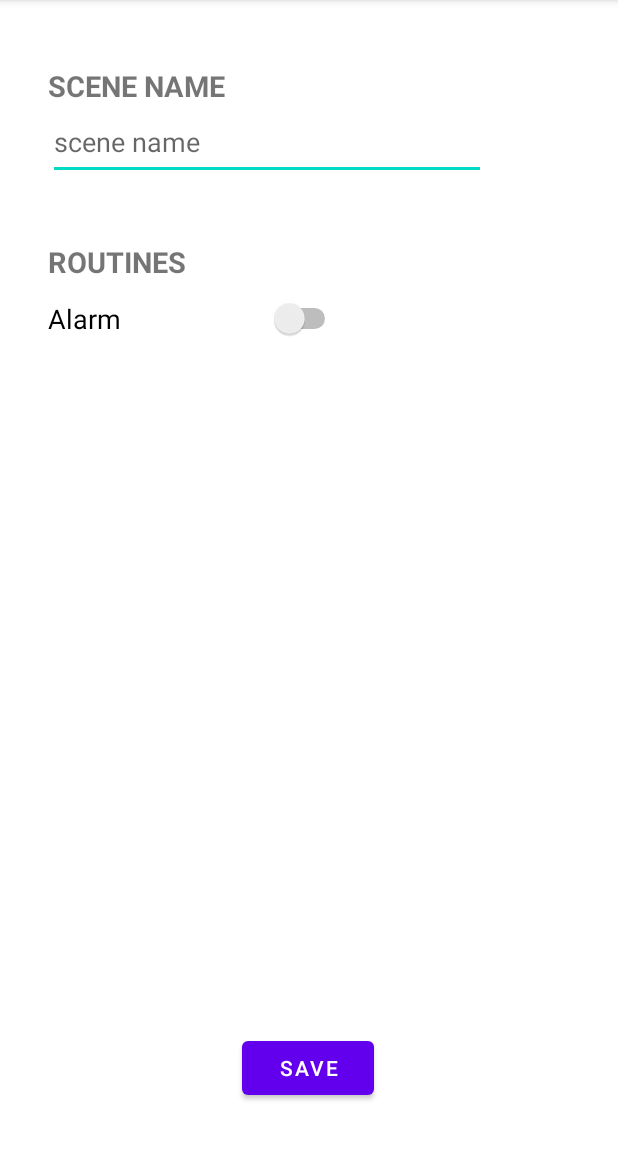
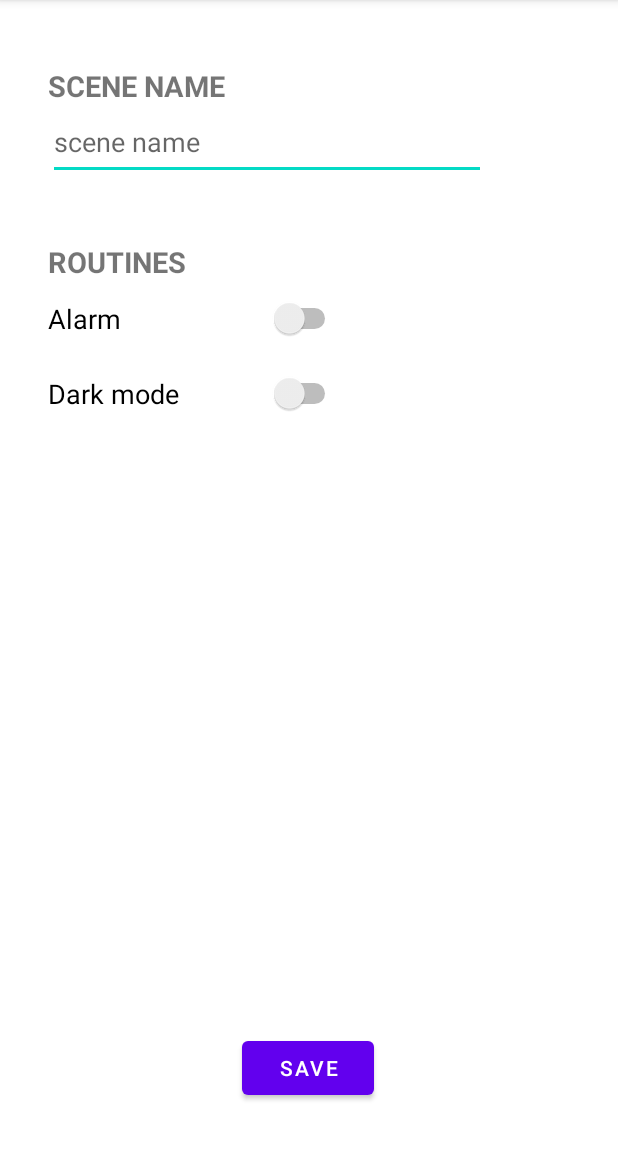
Before and after one commit to jitishp04/Home4U, an Android app: the AddSceneActivity screen opened directly, with no data from a screen before it, on a phone screen of 412 x 824 dp, the part 84-1236 px from its top. Run offline under Robolectric (Android 15) with nearby library versions, the phone set to English and light mode, and no system bars.

Commit message:
update AddSceneActivity frontend v1

```diff
--- a/android/app/src/main/java/com/example/home4u/scenes/AddSceneActivity.java
+++ b/android/app/src/main/java/com/example/home4u/scenes/AddSceneActivity.java
@@ -2,11 +2,11 @@ package com.example.home4u.scenes;
 
 import androidx.appcompat.app.AppCompatActivity;
 
-import android.content.Intent;
+import android.annotation.SuppressLint;
 import android.os.Bundle;
 import android.widget.Button;
 import android.widget.EditText;
-import android.widget.TextView;
+import android.widget.Switch;
 import android.widget.Toast;
 
 import com.example.home4u.R;
@@ -14,8 +14,9 @@ import com.example.home4u.R;
 public class AddSceneActivity extends AppCompatActivity {
 
     private EditText sceneNameText;
-    private TextView sceneNameTextView;
     private Button saveSceneButton;
+    @SuppressLint("UseSwitchCompatOrMaterialCode") //doesn't send warnings regarding the min SDK not allowing switch
+    private Switch alarmSwitch, modeSwitch;
 
     @Override
     protected void onCreate(Bundle savedInstanceState) {
@@ -23,11 +24,28 @@ public class AddSceneActivity extends AppCompatActivity {
         setContentView(R.layout.activity_add_scene);
 
         addSceneView();
+        alarmSwitch.setOnCheckedChangeListener((buttonView, isChecked) -> {
+            if(isChecked){
+                //TODO add the function to activate alarm
+            }else{
+                //TODO disactivate the alarm
+            }
+        });
+
+        modeSwitch.setOnCheckedChangeListener((buttonView, isChecked) -> {
+            if(isChecked){
+                //TODO activate dark mode
+            }else{
+                //TODO light mode
+            }
+        });
 
         saveSceneButton.setOnClickListener(v -> {
             checker();
         });
     }
+
+
 
     private void checker() {
         String sceneName = sceneNameText.getText().toString();
@@ -42,8 +60,9 @@ public class AddSceneActivity extends AppCompatActivity {
 
     private void addSceneView() {
         sceneNameText = findViewById(R.id.sceneNameText);
-        sceneNameTextView = findViewById(R.id.sceneNameTextView);
         saveSceneButton = findViewById(R.id.saveSceneButton);
+        alarmSwitch = findViewById(R.id.alarmSwitch);
+        modeSwitch = findViewById(R.id.modeSwitch);
     }
 
 
--- a/android/app/src/main/res/layout/activity_add_scene.xml
+++ b/android/app/src/main/res/layout/activity_add_scene.xml
@@ -40,7 +40,8 @@
         android:text="@string/Alarm"
         android:textSize="18sp"
         app:layout_constraintStart_toStartOf="parent"
-        app:layout_constraintTop_toBottomOf="@+id/RoutineTextView" />
+        app:layout_constraintTop_toBottomOf="@+id/RoutineTextView"
+        tools:ignore="UseSwitchCompatOrMaterialXml" />
 
     <TextView
         android:id="@+id/RoutineTextView"
@@ -65,4 +66,15 @@
         app:layout_constraintEnd_toEndOf="parent"
         app:layout_constraintHorizontal_bias="0.498"
         app:layout_constraintStart_toStartOf="parent" />
+
+    <Switch
+        android:id="@+id/modeSwitch"
+        android:layout_width="195dp"
+        android:layout_height="50dp"
+        android:layout_marginStart="32dp"
+        android:text="@string/Dark_mode"
+        android:textSize="18sp"
+        app:layout_constraintStart_toStartOf="parent"
+        app:layout_constraintTop_toBottomOf="@+id/alarmSwitch"
+        tools:ignore="UseSwitchCompatOrMaterialXml" />
 </androidx.constraintlayout.widget.ConstraintLayout>
--- a/android/app/src/main/res/values/strings.xml
+++ b/android/app/src/main/res/values/strings.xml
@@ -8,4 +8,5 @@
     <string name="Scenes">Scenes</string>
     <string name="ADD_SCENE">ADD SCENE</string>
     <string name="MANAGE_SCENES">MANAGE SCENES</string>
+    <string name="Dark_mode">Dark mode</string>
 </resources>
```
